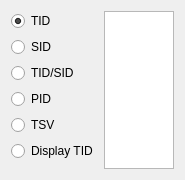
The window that Source/Form/Controls/IDsFilter.ui (Admiral-Fish/PokeFinder) describes before a commit, drawn with Qt 5.
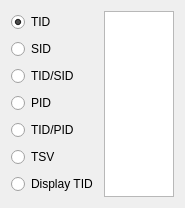
The same window after the commit.

Commit message: [Gen 4] Add TID/PID filter to Gen4 IDs window (#331) (#335)

What changed in the file:
```diff
--- a/Source/Form/Controls/IDsFilter.ui
+++ b/Source/Form/Controls/IDsFilter.ui
@@ -7,11 +7,13 @@
     <x>0</x>
     <y>0</y>
     <width>177</width>
-    <height>180</height>
+    <height>208</height>
    </rect>
   </property>
-  <layout class="QGridLayout" name="gridLayout">
-   <item row="0" column="0">
+  <layout class="QHBoxLayout" name="horizontalLayout">
+   <item>
+    <layout class="QVBoxLayout" name="verticalLayout">
+     <item>
     <widget class="QRadioButton" name="radioButtonTID">
      <property name="text">
       <string>TID</string>
@@ -24,7 +26,7 @@
      </attribute>
     </widget>
    </item>
-   <item row="1" column="0">
+     <item>
     <widget class="QRadioButton" name="radioButtonSID">
      <property name="text">
       <string>SID</string>
@@ -34,7 +36,7 @@
      </attribute>
     </widget>
    </item>
-   <item row="2" column="0">
+     <item>
     <widget class="QRadioButton" name="radioButtonTIDSID">
      <property name="text">
       <string>TID/SID</string>
@@ -44,7 +46,7 @@
      </attribute>
     </widget>
    </item>
-   <item row="3" column="0">
+     <item>
     <widget class="QRadioButton" name="radioButtonPID">
      <property name="text">
       <string>PID</string>
@@ -54,7 +56,17 @@
      </attribute>
     </widget>
    </item>
-   <item row="4" column="0">
+     <item>
+      <widget class="QRadioButton" name="radioButtonTIDPID">
+       <property name="text">
+        <string>TID/PID</string>
+       </property>
+       <attribute name="buttonGroup">
+        <string notr="true">buttonGroup</string>
+       </attribute>
+      </widget>
+     </item>
+     <item>
     <widget class="QRadioButton" name="radioButtonTSV">
      <property name="text">
       <string>TSV</string>
@@ -64,7 +76,7 @@
      </attribute>
     </widget>
    </item>
-   <item row="5" column="0">
+     <item>
     <widget class="QRadioButton" name="radioButtonDisplayTID">
      <property name="text">
       <string>Display TID</string>
@@ -74,7 +86,9 @@
      </attribute>
     </widget>
    </item>
-   <item row="0" column="1" rowspan="7">
+    </layout>
+   </item>
+   <item>
     <widget class="QPlainTextEdit" name="plainTextEdit"/>
    </item>
   </layout>
```
Lines whose indentation alone changed are shown as unchanged. The commit also changes 3 other files.
